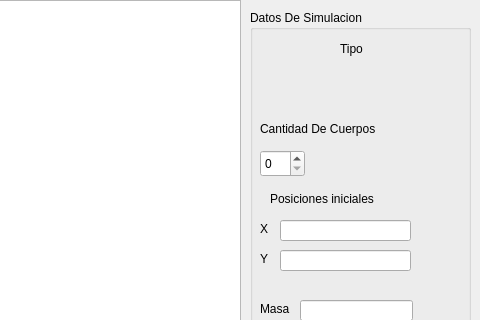
Before: the Qt Designer form mainwindow.ui in edison-serrano/laboratorio6, drawn with Qt 5; both pictures show x 660 to 1140 and y 0 to 320 of the 1140 by 669 pixel window.
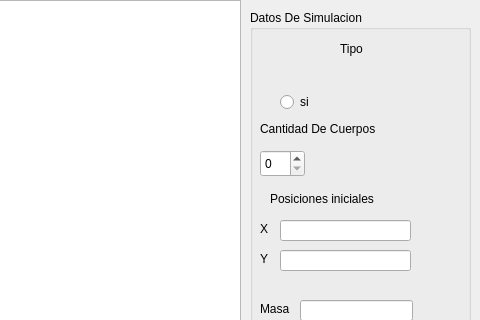
After: the same form once the commit is applied.

Patch:
```diff
--- a/mainwindow.ui
+++ b/mainwindow.ui
@@ -278,6 +278,19 @@
       <string>Agregar Cuerpo </string>
      </property>
     </widget>
+    <widget class="QRadioButton" name="radioButton">
+     <property name="geometry">
+      <rect>
+       <x>30</x>
+       <y>80</y>
+       <width>31</width>
+       <height>24</height>
+      </rect>
+     </property>
+     <property name="text">
+      <string>si</string>
+     </property>
+    </widget>
    </widget>
   </widget>
   <widget class="QMenuBar" name="menubar">
```
